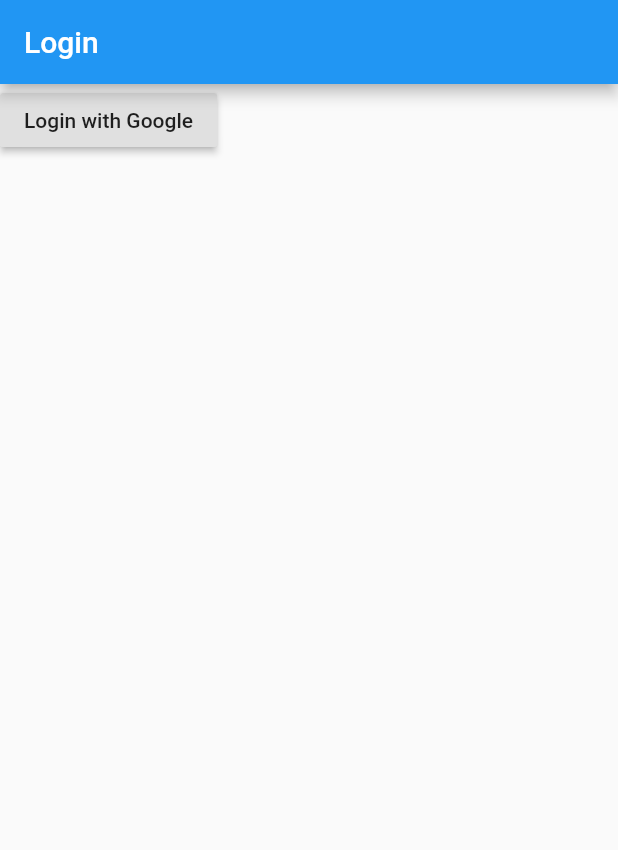
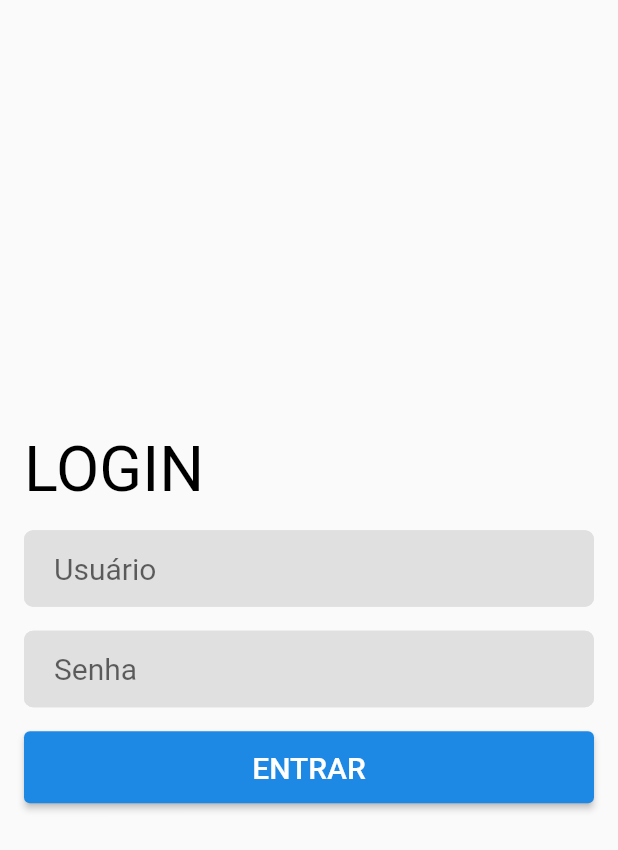
Before and after one commit to RodriguesRodrigo/fluxo_caixa, a Flutter app: the screen it shows after launch, on a phone screen of 412 x 824 dp. Shown: the top 850 px of the screen. Run offline on Flutter 3.47's test engine with Material 2 defaults, Android fonts, the phone set to English and light mode, and no system bars; our stand-ins replace cloud_firestore, firebase_auth, firebase_core, flutter_mobx, flutter_modular, google_sign_in and 1 more; accounts and stored records are empty; generated files the repository leaves out were written again.

Commit message:
Including all components functions from LoginPageBody class

```diff
--- a/lib/app/modules/login/login_page.dart
+++ b/lib/app/modules/login/login_page.dart
@@ -1,5 +1,6 @@
 import 'package:flutter/material.dart';
 import 'package:flutter_modular/flutter_modular.dart';
+import 'package:fluxo_caixa/app/modules/login/components/login_page_body.dart';
 import 'login_controller.dart';
 
 class LoginPage extends StatefulWidget {
@@ -16,17 +17,30 @@ class _LoginPageState extends ModularState<LoginPage, LoginController> {
   @override
   Widget build(BuildContext context) {
     return Scaffold(
-      appBar: AppBar(
-        title: Text(widget.title),
-      ),
-      body: Column(
-        children: <Widget>[
-          RaisedButton(
-            onPressed: controller.loginWithGoogle,
-            child: Text('Login with Google'),
-          )
-        ],
+      body: _formWidget(context),
+    );
+  }
+
+  _formWidget(BuildContext context) {
+    final LoginPageBody _body = LoginPageBody();
+
+    return Form(
+      child: Padding(
+        padding: const EdgeInsets.all(16.0),
+        child: Column(
+          mainAxisAlignment: MainAxisAlignment.center,
+          children: <Widget>[
+            _body.titleForm(),
+            new Padding(padding: const EdgeInsets.only(top: 16.0)),
+            _body.textFormFieldEmail(),
+            new Padding(padding: const EdgeInsets.only(top: 16.0)),
+            _body.textFormFieldPassword(),
+            new Padding(padding: const EdgeInsets.only(top: 16.0)),
+            _body.containerButton(context, controller),
+          ],
+        ),
       ),
     );
   }
+
 }
```
